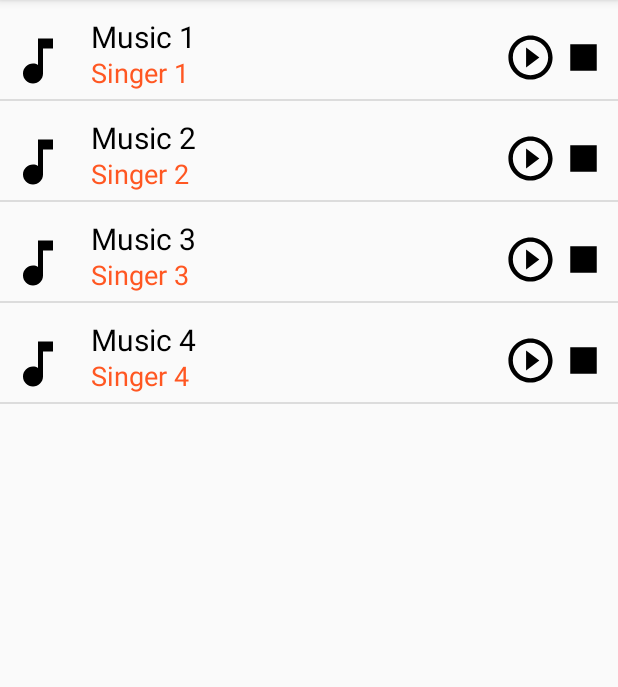
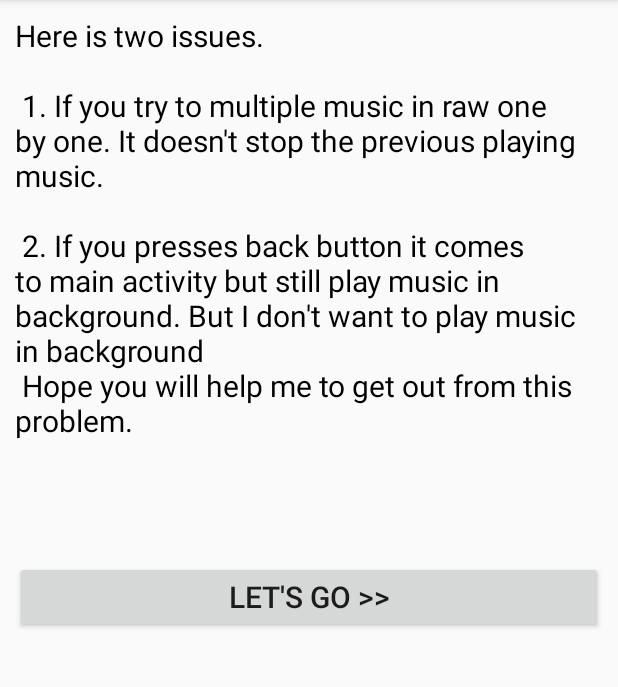
Before and after one commit to muktaahammed/Simple-Media-Player, an Android app: the screen it shows after launch (MainActivity), on a phone screen of 412 x 824 dp, the part 84-771 px from its top. Run offline under Robolectric (Android 15) with nearby library versions, the phone set to English and light mode, and no system bars.

Commit message:
A bit change

```diff
--- a/SimpleMediaPlayer/app/src/main/AndroidManifest.xml
+++ b/SimpleMediaPlayer/app/src/main/AndroidManifest.xml
@@ -9,6 +9,7 @@
         android:roundIcon="@mipmap/ic_launcher_round"
         android:supportsRtl="true"
         android:theme="@style/AppTheme">
+        <activity android:name=".MusicHome"></activity>
         <activity android:name=".MainActivity">
             <intent-filter>
                 <action android:name="android.intent.action.MAIN" />
--- a/SimpleMediaPlayer/app/src/main/java/com/rbfgroupbd/tech/simplemediaplayer/MainActivity.java
+++ b/SimpleMediaPlayer/app/src/main/java/com/rbfgroupbd/tech/simplemediaplayer/MainActivity.java
@@ -1,7 +1,9 @@
 package com.rbfgroupbd.tech.simplemediaplayer;
 
 
+import android.content.Intent;
 import android.os.Bundle;
+import android.view.View;
 import android.widget.ListView;
 import androidx.appcompat.app.AppCompatActivity;
 import com.rbfgroupbd.tech.simplemediaplayer.adapter.CustomMusicAdapter;
@@ -9,23 +11,17 @@ import java.util.ArrayList;
 
 public class MainActivity extends AppCompatActivity {
 
-    private ArrayList<MusicLibrary> arrayList;
-    private CustomMusicAdapter adapter;
-    private ListView songList;
 
     @Override
     protected void onCreate(Bundle savedInstanceState) {
         super.onCreate(savedInstanceState);
         setContentView(R.layout.activity_main);
 
-        songList = (ListView) findViewById(R.id.songList);
-        arrayList = new ArrayList<>();
-        arrayList.add(new MusicLibrary("Music 1", "Singer 1", R.raw.ya_habibal_qalbi));
-        arrayList.add(new MusicLibrary("Music 2", "Singer 2", R.raw.astronomia));
-        arrayList.add(new MusicLibrary("Music 3", "Singer 3", R.raw.turkish_tone_2018));
-        arrayList.add(new MusicLibrary("Music 4", "Singer 4", R.raw.hari_raya));
 
-        adapter = new CustomMusicAdapter(this, R.layout.custom_music_item, arrayList);
-        songList.setAdapter(adapter);
+    }
+
+    public void letsGo(View view) {
+        startActivity(new Intent(this, MusicHome.class));
+        finish();
     }
 }
--- a/SimpleMediaPlayer/app/src/main/res/layout/activity_main.xml
+++ b/SimpleMediaPlayer/app/src/main/res/layout/activity_main.xml
@@ -4,15 +4,28 @@
     xmlns:tools="http://schemas.android.com/tools"
     android:layout_width="match_parent"
     android:layout_height="match_parent"
+    android:padding="10sp"
     tools:context=".MainActivity">
 
-    <ListView
-        android:id="@+id/songList"
+    <TextView
+        android:id="@+id/mainpage"
         android:layout_width="match_parent"
-        android:layout_height="match_parent"
-        app:layout_constraintBottom_toBottomOf="parent"
-        app:layout_constraintLeft_toLeftOf="parent"
-        app:layout_constraintRight_toRightOf="parent"
-        app:layout_constraintTop_toTopOf="parent" />
+        android:layout_height="wrap_content"
+        android:layout_marginTop="50sp"
+        android:text="@string/about_issues"
+        android:textColor="@android:color/black"
+        android:textSize="20sp"
+        app:layout_constraintBottom_toTopOf="@+id/button" />
+
+    <Button
+        android:id="@+id/button"
+        android:layout_width="match_parent"
+        android:layout_height="wrap_content"
+        android:text="@string/let_s_go"
+        android:textSize="20sp"
+        android:onClick="letsGo"
+        android:layout_marginTop="80sp"
+        app:layout_constraintTop_toBottomOf="@+id/mainpage" />
+
 
 </androidx.constraintlayout.widget.ConstraintLayout>
--- a/SimpleMediaPlayer/app/src/main/res/values/strings.xml
+++ b/SimpleMediaPlayer/app/src/main/res/values/strings.xml
@@ -1,3 +1,9 @@
 <resources>
     <string name="app_name">Simple-Media-Player</string>
+    <string name="about_issues">Here is two issues.\n\n
+        1. If you try to multiple music in raw one by one. It doesn\'t stop the previous playing music.\n\n
+        2. If you presses back button it comes to main activity but still play music in background. But I don\'t want to play music in background\n
+        Hope you will help me to get out from this problem.
+    </string>
+    <string name="let_s_go"><![CDATA[Let\'s Go >>]]></string>
 </resources>
```
Also changed, not shown: SimpleMediaPlayer/app/src/main/java/com/rbfgroupbd/tech/simplemediaplayer/MusicHome.java (added, +39 -0 lines), SimpleMediaPlayer/app/src/main/res/layout/music_home_activity.xml (added, +17 -0 lines).
